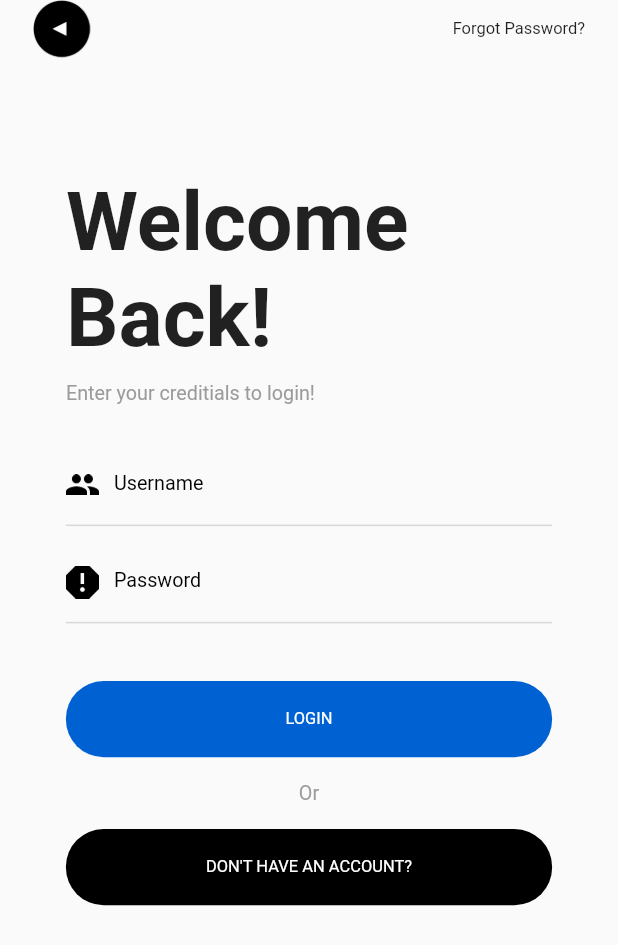
After one commit to abelee98/Doodle, a Flutter app: the screen it shows after launch, after a tap on "LOG IN", on a phone screen of 412 x 824 dp. The commit adds this screen. Shown: the top 945 px of the screen. Run offline on Flutter 3.47's test engine with Material 2 defaults, Android fonts, the phone set to English and light mode, and no system bars; our stand-ins replace flutter_screenutil.

Commit message:
finished login page with appbar

```diff
--- a/lib/main.dart
+++ b/lib/main.dart
@@ -1,6 +1,7 @@
 import 'package:flutter/material.dart';
 import 'widgets/landing.dart';
 import 'widgets/signup.dart';
+import 'widgets/login.dart';
 
 void main() {
   runApp(MyApp());
@@ -16,7 +17,7 @@ class MyApp extends StatelessWidget {
         primarySwatch: Colors.blue,
         fontFamily: 'Roboto',
       ),
-      home: Signup(),
+      home: Landing(),
     );
   }
 }
--- /dev/null
+++ b/lib/widgets/cutomappbar.dart
@@ -0,0 +1,33 @@
+import 'package:flutter/material.dart';
+import 'package:flutter_screenutil/flutter_screenutil.dart';
+
+class CustomAppBar extends StatelessWidget {
+  const CustomAppBar({Key key}) : super(key: key);
+
+  @override
+  Widget build(BuildContext context) {
+    ScreenUtil.init(context, width: 375, height: 812, allowFontScaling: true);
+
+    return Row(
+      mainAxisAlignment: MainAxisAlignment.spaceBetween,
+      children: <Widget>[
+        GestureDetector(
+          onTap: () {
+            Navigator.pop(context);
+          },
+          child: SizedBox(
+            height: ScreenUtil().setWidth(35),
+            width: ScreenUtil().setWidth(35),
+            child: Image.asset("assets/icons/backArrow.png"),
+          ),
+        ),
+        Text(
+          "Forgot Password?",
+          style: TextStyle(
+            fontSize: ScreenUtil().setSp(10),
+          ),
+        )
+      ],
+    );
+  }
+}
--- a/lib/widgets/landing.dart
+++ b/lib/widgets/landing.dart
@@ -1,6 +1,7 @@
 import 'package:flutter/material.dart';
 import 'package:flutter_screenutil/flutter_screenutil.dart';
-
+import 'package:doodle/widgets/signup.dart';
+import 'package:doodle/widgets/login.dart';
 
 class Landing extends StatelessWidget {
   @override
@@ -43,12 +44,19 @@ class Landing extends StatelessWidget {
                             fontWeight: FontWeight.bold
                           ),
                         ),
-                        Text(
+                        GestureDetector(
+                          onTap: () => {
+                              Navigator.of(context).push(MaterialPageRoute(builder: (BuildContext context) {
+                              return Login();
+                            }))
+                          },
+                          child: Text(
                             "LOG IN",
                             style: TextStyle(
                               fontSize: ScreenUtil().setSp(10),
                               fontWeight: FontWeight.bold
                             ),
+                          )
                         )
                       ],
                     ),
@@ -68,11 +76,17 @@ class Landing extends StatelessWidget {
                           )
                       ),
                       SizedBox(height: ScreenUtil().setHeight(40)),
-                      Container(
+                      GestureDetector(
+                        onTap: () => {
+                          Navigator.of(context).push(MaterialPageRoute(builder: (BuildContext context) {
+                            return Signup();
+                          }))
+                        },
+                        child:Container(
                           width: ScreenUtil().setWidth(300),
                           height: ScreenUtil().setHeight(50),
                           decoration: BoxDecoration(
-                          borderRadius: BorderRadius.circular(25.0),
+                            borderRadius: BorderRadius.circular(ScreenUtil().setWidth(25)),
                             color: Colors.black,
                           ),
                           child:Center(
@@ -83,6 +97,7 @@ class Landing extends StatelessWidget {
                                   color: Colors.white
                                 ),
                               ),
+                          )
                         )
                       )
                     ],)
--- /dev/null
+++ b/lib/widgets/login.dart
@@ -0,0 +1,145 @@
+import 'package:flutter/material.dart';
+import 'package:flutter_screenutil/flutter_screenutil.dart';
+import 'package:doodle/widgets/cutomappbar.dart';
+
+class Login extends StatelessWidget {
+  const Login({Key key}) : super(key: key);
+
+  @override
+  Widget build(BuildContext context) {
+    ScreenUtil.init(context, width: 375, height: 812, allowFontScaling: true);
+
+    return Scaffold(
+      body: SafeArea(
+      child: Padding(
+        padding: EdgeInsets.only(left: ScreenUtil().setWidth(20.0), right: ScreenUtil().setWidth(20)),
+        child: ListView(
+          children: <Widget>[
+            CustomAppBar(),
+            Padding(padding: EdgeInsets.only(left:ScreenUtil().setWidth(20), right: ScreenUtil().setWidth(20), top: ScreenUtil().setWidth(70), bottom: ScreenUtil().setWidth(5)),
+              child: Text(
+                "Welcome Back!",
+                style: TextStyle(
+                  fontWeight: FontWeight.bold,
+                  fontSize: ScreenUtil().setSp(50)
+                ),
+              ),
+            ),
+            Padding(padding: EdgeInsets.only(left:ScreenUtil().setWidth(20), right: ScreenUtil().setWidth(20), top: ScreenUtil().setWidth(5), bottom: ScreenUtil().setWidth(20)),
+              child: Text(
+                "Enter your creditials to login!",
+                style: TextStyle(
+                  fontSize: ScreenUtil().setSp(12),
+                  color: Color(0xff9b9b9b)
+                ),
+              ),
+            ),
+            Padding(padding: EdgeInsets.only(left:ScreenUtil().setWidth(20), right: ScreenUtil().setWidth(20), top: ScreenUtil().setWidth(5), bottom: ScreenUtil().setWidth(5)),
+              child:Container(
+                decoration: BoxDecoration(
+                  border: Border(bottom: BorderSide(width: 1.0, color: Color(0xffd8d8d8)))
+                ),
+                child: Row(children: <Widget>[
+                  SizedBox(
+                    child: Image.asset("assets/icons/people.png"),
+                    width: ScreenUtil().setWidth(20),
+                    height: ScreenUtil().setWidth(20),
+                  ),
+                  Flexible(child:
+                    TextField(
+                      decoration: InputDecoration(
+                        border: InputBorder.none,
+                        contentPadding: EdgeInsets.all(10.0),
+                        labelText: "Username",
+                        labelStyle: TextStyle(fontSize: ScreenUtil().setSp(12.0), color: Colors.black)
+                      ),
+                    ),
+                  )
+                ],)
+              ),
+            ),
+            Padding(padding: EdgeInsets.only(left:ScreenUtil().setWidth(20), right: ScreenUtil().setWidth(20), top: ScreenUtil().setWidth(5), bottom: ScreenUtil().setWidth(5)),
+              child:Container(
+                decoration: BoxDecoration(
+                  border: Border(bottom: BorderSide(width: 1.0, color: Color(0xffd8d8d8)))
+                ),
+                child: Row(children: <Widget>[
+                  SizedBox(
+                    child: Image.asset("assets/icons/password.png"),
+                    width: ScreenUtil().setWidth(20),
+                    height: ScreenUtil().setWidth(20),
+                  ),
+                  Flexible(child:
+                    TextField(
+                      decoration: InputDecoration(
+                        border: InputBorder.none,
+                        contentPadding: EdgeInsets.all(10.0),
+                        labelText: "Password",
+                        labelStyle: TextStyle(fontSize: ScreenUtil().setSp(12.0), color: Colors.black)
+                      ),
+                    ),
+                  )
+                ],)
+              ),
+            ),
+            SizedBox(height: ScreenUtil().setWidth(30)),
+            Padding(
+              padding: EdgeInsets.only(left:ScreenUtil().setWidth(20), right: ScreenUtil().setWidth(20)),
+              child:
+                Container(
+                  width: ScreenUtil().setWidth(300),
+                  height: ScreenUtil().setHeight(50),
+                  decoration: BoxDecoration(
+                    borderRadius: BorderRadius.circular(25.0),
+                    color: Color(0xff0061d2),
+                  ),
+                  child:Center(
+                    child: Text(
+                        "LOGIN",
+                        style: TextStyle(
+                          fontSize: ScreenUtil().setSp(10),
+                          color: Colors.white
+                        ),
+                      ),
+                  )
+                ),
+            ),
+            SizedBox(height: ScreenUtil().setWidth(15)),
+            Center(
+              child: Text(
+                  "Or",
+                  style: TextStyle(
+                    fontSize: ScreenUtil().setSp(12.0),
+                    color: Color(0xff9b9b9b)
+                  )
+                )
+            ),
+            SizedBox(height: ScreenUtil().setWidth(15)),
+            Padding(
+              padding: EdgeInsets.only(left:ScreenUtil().setWidth(20), right: ScreenUtil().setWidth(20)),
+              child:
+                Container(
+                  width: ScreenUtil().setWidth(300),
+                  height: ScreenUtil().setHeight(50),
+                  decoration: BoxDecoration(
+                    borderRadius: BorderRadius.circular(25.0),
+                    color:  Colors.black,
+                  ),
+                  child:Center(
+                    child: Text(
+                        "DON'T HAVE AN ACCOUNT?",
+                        style: TextStyle(
+                          fontSize: ScreenUtil().setSp(10),
+                          color: Colors.white
+                        ),
+                      ),
+                  )
+                )
+            )
+          ],
+        ),
+        )
+      ),
+    );
+  }
+}
--- a/lib/widgets/signup.dart
+++ b/lib/widgets/signup.dart
@@ -14,7 +14,7 @@ class Signup extends StatelessWidget {
         padding: EdgeInsets.only(left: ScreenUtil().setWidth(40.0), right: ScreenUtil().setWidth(40)),
         child: ListView(
           children: <Widget>[
-            Padding(padding: EdgeInsets.only(top: ScreenUtil().setWidth(70), bottom: ScreenUtil().setWidth(20)),
+            Padding(padding: EdgeInsets.only(top: ScreenUtil().setWidth(40), bottom: ScreenUtil().setWidth(10)),
               child: Text(
                 "Welcome!",
                 style: TextStyle(
@@ -38,7 +38,7 @@ class Signup extends StatelessWidget {
                     TextField(
                       decoration: InputDecoration(
                         border: InputBorder.none,
-                        contentPadding: EdgeInsets.all(10.0),
+                        contentPadding: EdgeInsets.all(ScreenUtil().setWidth(10.0)),
                         labelText: "Username",
                         labelStyle: TextStyle(fontSize: ScreenUtil().setSp(12.0), color: Colors.black)
                       ),
@@ -62,7 +62,7 @@ class Signup extends StatelessWidget {
                     TextField(
                       decoration: InputDecoration(
                         border: InputBorder.none,
-                        contentPadding: EdgeInsets.all(10.0),
+                        contentPadding: EdgeInsets.all(ScreenUtil().setWidth(10.0)),
                         labelText: "Email",
                         labelStyle: TextStyle(fontSize: ScreenUtil().setSp(12.0), color: Colors.black)
                       ),
@@ -86,7 +86,7 @@ class Signup extends StatelessWidget {
                     TextField(
                       decoration: InputDecoration(
                         border: InputBorder.none,
-                        contentPadding: EdgeInsets.all(10.0),
+                        contentPadding: EdgeInsets.all(ScreenUtil().setWidth(10.0)),
                         labelText: "Password",
                         labelStyle: TextStyle(fontSize: ScreenUtil().setSp(12.0), color: Colors.black)
                       ),
@@ -110,7 +110,7 @@ class Signup extends StatelessWidget {
                     TextField(
                       decoration: InputDecoration(
                         border: InputBorder.none,
-                        contentPadding: EdgeInsets.all(10.0),
+                        contentPadding: EdgeInsets.all(ScreenUtil().setWidth(10.0)),
                         labelText: "Password",
                         labelStyle: TextStyle(fontSize: ScreenUtil().setSp(12.0), color: Colors.black)
                       ),
@@ -124,7 +124,7 @@ class Signup extends StatelessWidget {
               width: ScreenUtil().setWidth(300),
               height: ScreenUtil().setHeight(50),
               decoration: BoxDecoration(
-                borderRadius: BorderRadius.circular(25.0),
+                borderRadius: BorderRadius.circular(ScreenUtil().setWidth(25)),
                 color: Colors.black,
               ),
               child:Center(
@@ -152,7 +152,7 @@ class Signup extends StatelessWidget {
               width: ScreenUtil().setWidth(300),
               height: ScreenUtil().setHeight(50),
               decoration: BoxDecoration(
-                borderRadius: BorderRadius.circular(25.0),
+                borderRadius: BorderRadius.circular(ScreenUtil().setWidth(25)),
                 color: Color(0xff0061d2)
               ),
               child:Center(
@@ -170,7 +170,7 @@ class Signup extends StatelessWidget {
               width: ScreenUtil().setWidth(300),
               height: ScreenUtil().setHeight(50),
               decoration: BoxDecoration(
-                borderRadius: BorderRadius.circular(25.0),
+                borderRadius: BorderRadius.circular(ScreenUtil().setWidth(25)),
                 color:  Color(0xffda001b),
               ),
               child:Center(
```
Also changed, not shown: assets/icons/backArrow.png (added). Lines whose indentation alone changed are shown as unchanged.
